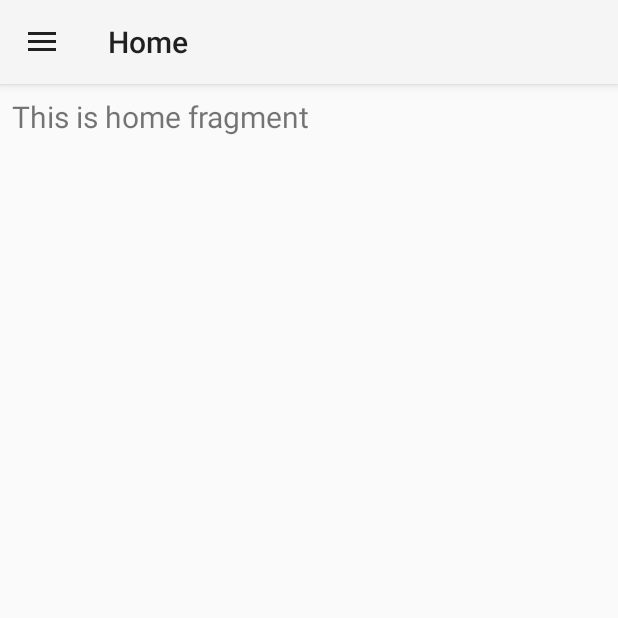
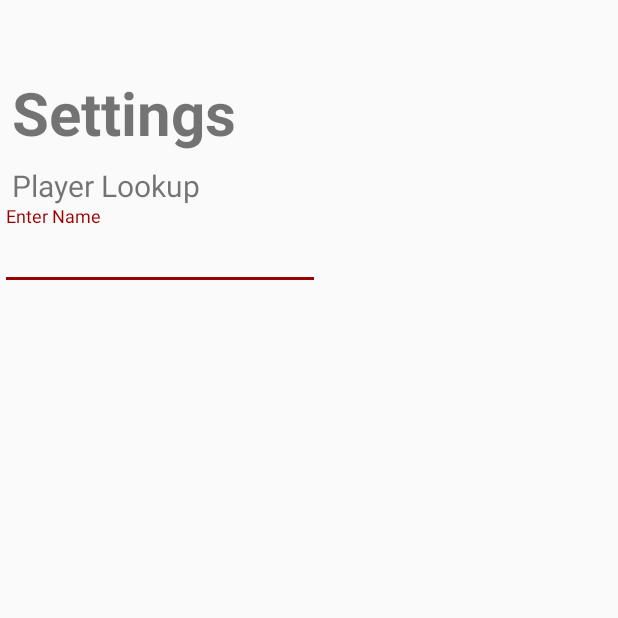
Before and after one commit to unomar/MCHL, an Android app: the screen it shows after launch (MchlNavigation before the commit, InitialSetup after it), on a phone screen of 412 x 824 dp, the top half of it. Run offline under Robolectric (Android 15) with nearby library versions, the phone set to English and light mode, and no system bars; our stand-ins replace navigation-ui; 2 statements that could not run were skipped.

Commit message:
Force inital setup

```diff
--- a/app/src/main/AndroidManifest.xml
+++ b/app/src/main/AndroidManifest.xml
@@ -18,6 +18,7 @@
                 <category android:name="android.intent.category.LAUNCHER" />
             </intent-filter>
         </activity>
+        <activity android:name="com.sloppylinux.mchl.activity.InitialSetup" android:label="@string/app_setup_name" android:theme="@style/AppTheme"/>
     </application>
 
 </manifest>
--- /dev/null
+++ b/app/src/main/java/com/sloppylinux/mchl/activity/InitialSetup.java
@@ -0,0 +1,68 @@
+package com.sloppylinux.mchl.activity;
+
+import android.content.Intent;
+import android.os.Bundle;
+import android.view.Menu;
+import android.widget.TextView;
+
+import androidx.appcompat.app.AppCompatActivity;
+import androidx.appcompat.widget.Toolbar;
+import androidx.drawerlayout.widget.DrawerLayout;
+import androidx.navigation.NavController;
+import androidx.navigation.Navigation;
+import androidx.navigation.ui.AppBarConfiguration;
+import androidx.navigation.ui.NavigationUI;
+
+import com.google.android.material.navigation.NavigationView;
+import com.sloppylinux.mchl.domain.Player;
+import com.sloppylinux.mchl.domain.Team;
+import com.sloppylinux.mchl.ui.R;
+import com.sloppylinux.mchl.util.Config;
+
+import org.apache.log4j.Logger;
+
+import java.util.Date;
+
+public class InitialSetup extends AppCompatActivity {
+
+    private AppBarConfiguration mAppBarConfiguration;
+
+    private Config config;
+
+    private Player player;
+
+    private Logger logger = Logger.getLogger(InitialSetup.class.getName());
+
+    @Override
+    protected void onCreate(Bundle savedInstanceState) {
+        logger.debug("Entering initial setup");
+        super.onCreate(savedInstanceState);
+        setContentView(R.layout.activity_setup);
+        //Toolbar toolbar = findViewById(R.id.toolbar);
+        //setSupportActionBar(toolbar);
+        //DrawerLayout drawer = findViewById(R.id.drawer_layout);
+        //NavigationView navigationView = findViewById(R.id.nav_view);
+
+
+
+        config = new Config(this.getBaseContext());
+
+        if (config.isLoaded())
+        {
+            player = config.getPlayer();
+
+            if (player == null)
+            {
+                // TODO: Create separate Activity for initial setup
+//                Intent settings = new Intent(this.getBaseContext(), InitialSetup.class);
+//                startActivity(settings);
+            }
+            else if (player.requiresUpdate())
+            {
+                logger.info("Player info is out of date.  Need to update!");
+                // TODO: Notify or automatic update
+            }
+        }
+    }
+
+}
--- a/app/src/main/java/com/sloppylinux/mchl/activity/MchlNavigation.java
+++ b/app/src/main/java/com/sloppylinux/mchl/activity/MchlNavigation.java
@@ -64,9 +64,8 @@ public class MchlNavigation extends AppCompatActivity {
 
             if (player == null)
             {
-                // TODO: Create separate Activity for initial setup
-//                Intent settings = new Intent(this.getBaseContext(), MchlNavigation.class);
-//                startActivity(settings);
+                Intent settings = new Intent(this.getBaseContext(), InitialSetup.class);
+                startActivity(settings);
             }
             else if (player.requiresUpdate())
             {
--- a/app/src/main/java/com/sloppylinux/mchl/ui/settings/SettingsFragment.java
+++ b/app/src/main/java/com/sloppylinux/mchl/ui/settings/SettingsFragment.java
@@ -30,6 +30,7 @@ public class SettingsFragment extends Fragment {
 
     private SettingsViewModel settingsViewModel;
 
+    private TextView playerSelectTextView;
 
     private ListView playerListView;
 
@@ -45,6 +46,7 @@ public class SettingsFragment extends Fragment {
                 new ViewModelProvider(this).get(SettingsViewModel.class);
         View root = inflater.inflate(R.layout.fragment_settings, container, false);
 
+        playerSelectTextView = root.findViewById(R.id.player_select_text);
         EditText editText = root.findViewById(R.id.nameEntry);
         editText.setOnEditorActionListener(new TextView.OnEditorActionListener() {
             @Override
@@ -68,17 +70,18 @@ public class SettingsFragment extends Fragment {
         settingsViewModel.getText(playerName).observe(this, new Observer<List<Player>>() {
             @Override
             public void onChanged(@Nullable List<Player> players) {
-
+                playerSelectTextView.setText("Select player from list:");
                 ArrayAdapter<Player> adapter = new ArrayAdapter<>(getContext(), android.R.layout.simple_list_item_1, players);
                 playerListView.setAdapter(adapter);
-
                 playerListView.setOnItemClickListener(new AdapterView.OnItemClickListener(){
                     @Override
                     public void onItemClick(AdapterView<?>adapter,View v, int pos, long position){
+                        // TODO: Display loading dialog
                         Player player = (Player)adapter.getItemAtPosition(pos);
                         settingsViewModel.getPlayerInfo(player).observe(getViewLifecycleOwner(), new Observer<String>() {
                             @Override
                             public void onChanged(String s) {
+                                // TODO: Clear loading dialog
                                 Intent home = new Intent(getContext(), MchlNavigation.class);
                                 startActivity(home);
                             }
--- /dev/null
+++ b/app/src/main/res/layout/activity_setup.xml
@@ -0,0 +1,15 @@
+<?xml version="1.0" encoding="utf-8"?>
+<LinearLayout xmlns:android="http://schemas.android.com/apk/res/android"
+    android:layout_width="match_parent"
+    android:layout_height="match_parent"
+    android:fitsSystemWindows="true"
+    android:orientation="vertical">
+
+    <androidx.fragment.app.FragmentContainerView
+        android:id="@+id/settings_fragment"
+        android:name="com.sloppylinux.mchl.ui.settings.SettingsFragment"
+        android:layout_weight="0.90"
+        android:layout_width="match_parent"
+        android:layout_height="0dp"
+        android:layout_marginTop="40dp"/>
+</LinearLayout>
--- a/app/src/main/res/layout/fragment_settings.xml
+++ b/app/src/main/res/layout/fragment_settings.xml
@@ -6,7 +6,56 @@
     android:layout_height="match_parent">
 
     <TextView
+        android:id="@+id/text_settings_menu"
+        android:layout_width="match_parent"
+        android:layout_height="wrap_content"
+        android:layout_marginStart="8dp"
+        android:layout_marginTop="8dp"
+        android:layout_marginEnd="8dp"
+        android:text="@string/mchl_configuration"
+        android:textAlignment="center"
+        android:textSize="40sp"
+        app:layout_constraintEnd_toEndOf="parent"
+        app:layout_constraintStart_toStartOf="parent"
+        app:layout_constraintTop_toTopOf="parent" />
+
+    <TextView
         android:id="@+id/text_settings"
+        android:layout_width="match_parent"
+        android:layout_height="wrap_content"
+        android:layout_marginStart="8dp"
+        android:layout_marginTop="8dp"
+        android:layout_marginEnd="8dp"
+        android:text="@string/player_search_header"
+        android:textAlignment="center"
+        android:textSize="20sp"
+        app:layout_constraintEnd_toEndOf="parent"
+        app:layout_constraintHorizontal_bias="0.5"
+        app:layout_constraintStart_toStartOf="parent"
+        app:layout_constraintTop_toBottomOf="@id/text_settings_menu" />
+
+    <com.google.android.material.textfield.TextInputLayout
+        android:id="@+id/nameEntryLayout"
+        android:layout_width="match_parent"
+        android:layout_height="wrap_content"
+        app:layout_constraintLeft_toLeftOf="parent"
+        app:layout_constraintRight_toRightOf="parent"
+        app:layout_constraintTop_toBottomOf="@id/text_settings">
+
+        <EditText
+            android:id="@+id/nameEntry"
+            android:layout_width="wrap_content"
+            android:layout_height="wrap_content"
+            android:ems="10"
+            android:hint="@string/player_search_input"
+            android:imeOptions="actionSearch"
+            android:inputType="textPersonName"
+
+            />
+    </com.google.android.material.textfield.TextInputLayout>
+
+    <TextView
+        android:id="@+id/player_select_text"
         android:layout_width="match_parent"
         android:layout_height="wrap_content"
         android:layout_marginStart="8dp"
@@ -14,35 +63,14 @@
         android:layout_marginEnd="8dp"
         android:textAlignment="center"
         android:textSize="20sp"
-        android:text="@string/player_search_header"
         app:layout_constraintEnd_toEndOf="parent"
         app:layout_constraintStart_toStartOf="parent"
-        app:layout_constraintTop_toTopOf="parent" />
-
-    <com.google.android.material.textfield.TextInputLayout
-        android:id="@+id/nameEntryLayout"
-        android:layout_width="match_parent"
-        android:layout_height="wrap_content"
-        app:layout_constraintTop_toBottomOf="@id/text_settings"
-        app:layout_constraintLeft_toLeftOf="parent"
-        app:layout_constraintRight_toRightOf="parent">
-    <EditText
-        android:id="@+id/nameEntry"
-        android:layout_width="wrap_content"
-        android:layout_height="wrap_content"
-        android:ems="10"
-        android:inputType="textPersonName"
-        android:hint="@string/player_search_input"
-        android:imeOptions="actionSearch"
-
-    />
-    </com.google.android.material.textfield.TextInputLayout>
-
+        app:layout_constraintTop_toBottomOf="@id/nameEntryLayout" />
     <ListView
         android:id="@+id/playerList"
         android:layout_width="match_parent"
         android:layout_height="wrap_content"
-        app:layout_constraintTop_toBottomOf="@id/nameEntryLayout"
         app:layout_constraintLeft_toLeftOf="parent"
-        app:layout_constraintRight_toRightOf="parent"/>
+        app:layout_constraintRight_toRightOf="parent"
+        app:layout_constraintTop_toBottomOf="@id/player_select_text" />
 </androidx.constraintlayout.widget.ConstraintLayout>
--- a/app/src/main/res/values/strings.xml
+++ b/app/src/main/res/values/strings.xml
@@ -2,6 +2,7 @@
 <resources>
     <string name="hello">Hello World, mchl!</string>
     <string name="app_name">MCHL</string>
+    <string name="app_setup_name">MCHL Setup</string>
     <string name="dialog_title">Configure MCHL Info</string>
     <string name="dialog_text">Do it here</string>
     <string name="Name">Name</string>
@@ -30,6 +31,7 @@
     <string name="activity_title_schedule">Schedule</string>
     <string name="activity_title_standings">Standings</string>
     <string name="activity_title_settings">Player Lookup</string>
+    <string name="mchl_configuration"><b>Settings</b></string>
 
     <string name="menu_home">Home</string>
     <string name="menu_schedule">Schedule</string>
```
